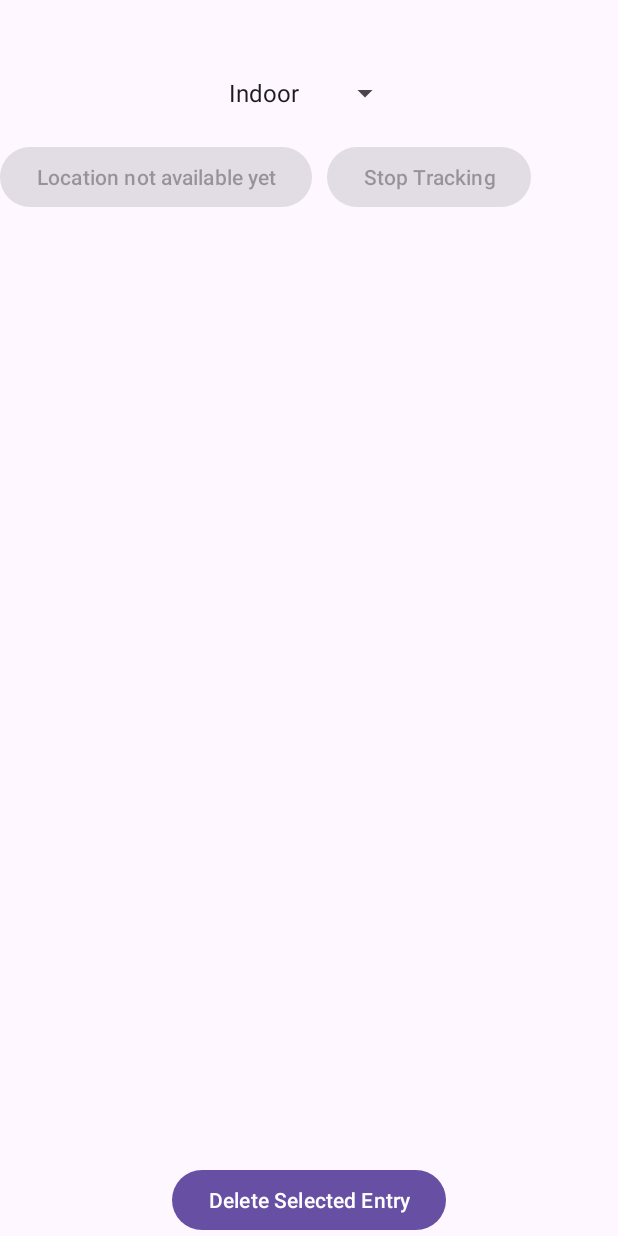
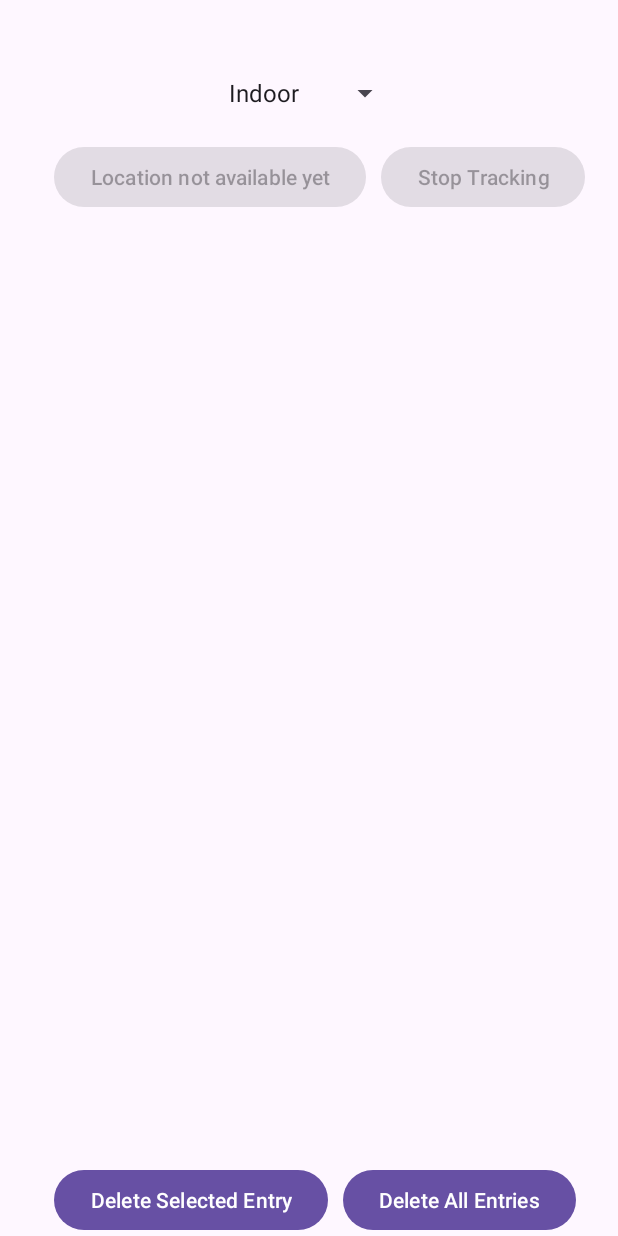
Before and after one commit to mtasd1/IOandroid, an Android app: the screen it shows after launch (MainActivity), on a phone screen of 412 x 824 dp. Run offline under Robolectric (Android 15) with nearby library versions, the phone set to English and light mode, and no system bars.

Commit message:
add btnDeleteAll and some breaks in GPSEntry

```diff
--- a/app/src/main/java/com/example/ioandroid/GpsEntry.kt
+++ b/app/src/main/java/com/example/ioandroid/GpsEntry.kt
@@ -6,7 +6,7 @@ data class GpsEntry(
     val label: String, val cellStrength: Int, val cellType: String, val timeStampNetwork: String, val hAccuracyNetwork: Float, val vAccuracyNetwork: Float, val bAccuracyNetwork: Float, val speedAccuracyNetwork: Float, val networkLocationType: Any, val timeStampGPS: String, val hAccuracyGPS: Float, val vAccuracyGPS: Float, val bAccuracyGPS: Float, val speedAccuracyGPS: Float, val nrSatellitesInView: Int, val nrSatellitesInFix: Any, val minCn0GPS: Any, val meanCn0GPS: Any, val maxCn0GPS: Any, val satellites: JSONObject, val nrBlDevices: Int, val minCn0Bl: Int, val meanCn0Bl: Float, val maxCn0Bl: Float, val bluetoothDevices: JSONObject, val nrWifiDevices: Int, val minCn0Wifi: Int, val meanCn0Wifi: Float, val maxCn0Wifi: Int, val wifiDevices: JSONObject
 ) {
     override fun toString(): String {
-        return "GpsEntry(label='$label', cellStrength=$cellStrength, cellType='$cellType', timeStampNetwork='$timeStampNetwork', hAccuracyNetwork=$hAccuracyNetwork, vAccuracyNetwork=$vAccuracyNetwork, bAccurracyNetwork=$bAccuracyNetwork, speedAccuracyNetwork=$speedAccuracyNetwork, networkLocationType='$networkLocationType', timeStampGPS='$timeStampGPS', hAccuracyGPS=$hAccuracyGPS, vAccuracyGPS=$vAccuracyGPS, bAccurracyGPS=$bAccuracyGPS, speedAccuracyGPS=$speedAccuracyGPS, nrSatellitesInView=$nrSatellitesInView, nrSatellitesInFix=$nrSatellitesInFix,  minCn0GPS=$minCn0GPS, meanCn0GPS=$meanCn0GPS, maxCn0GPS=$maxCn0GPS,\n satellites=$satellites, nrBlDevices=$nrBlDevices, minCn0Bl=$minCn0Bl, meanCn0Bl=$meanCn0Bl, maxCn0Bl=$maxCn0Bl,\n bluetoothDevices=$bluetoothDevices, nrWifiDevices=$nrWifiDevices, minCn0Wifi=$minCn0Wifi, meanCn0Wifi=$meanCn0Wifi, maxCn0Wifi=$maxCn0Wifi,\n wifiDevices='$wifiDevices')"
+        return "GpsEntry(label='$label', cellStrength=$cellStrength, cellType='$cellType', timeStampNetwork='$timeStampNetwork', hAccuracyNetwork=$hAccuracyNetwork, vAccuracyNetwork=$vAccuracyNetwork, bAccurracyNetwork=$bAccuracyNetwork, speedAccuracyNetwork=$speedAccuracyNetwork, networkLocationType='$networkLocationType', \n timeStampGPS='$timeStampGPS', hAccuracyGPS=$hAccuracyGPS, vAccuracyGPS=$vAccuracyGPS, bAccurracyGPS=$bAccuracyGPS, speedAccuracyGPS=$speedAccuracyGPS, nrSatellitesInView=$nrSatellitesInView, nrSatellitesInFix=$nrSatellitesInFix,  minCn0GPS=$minCn0GPS, meanCn0GPS=$meanCn0GPS, maxCn0GPS=$maxCn0GPS,\n satellites=$satellites,\n nrBlDevices=$nrBlDevices, minCn0Bl=$minCn0Bl, meanCn0Bl=$meanCn0Bl, maxCn0Bl=$maxCn0Bl,\n bluetoothDevices=$bluetoothDevices, nrWifiDevices=$nrWifiDevices, minCn0Wifi=$minCn0Wifi, meanCn0Wifi=$meanCn0Wifi, maxCn0Wifi=$maxCn0Wifi,\n wifiDevices='$wifiDevices')"
     }
 
     fun toCSV(): String {
--- a/app/src/main/res/layout/activity_main.xml
+++ b/app/src/main/res/layout/activity_main.xml
@@ -21,10 +21,11 @@
         android:id="@+id/btnTrack"
         android:layout_width="wrap_content"
         android:layout_height="wrap_content"
-        app:layout_constraintTop_toBottomOf="@+id/spinnerLocation"
+        android:layout_marginStart="36dp"
+        android:layout_marginTop="20dp"
+        android:text="Location not available yet"
         app:layout_constraintStart_toStartOf="parent"
-        android:layout_marginTop="20dp"
-        android:text="Location not available yet" />
+        app:layout_constraintTop_toBottomOf="@+id/spinnerLocation" />
 
     <Button
         android:id="@+id/btnStopTrack"
@@ -57,9 +58,19 @@
         android:id="@+id/btnDelete"
         android:layout_width="wrap_content"
         android:layout_height="wrap_content"
+        android:text="Delete Selected Entry"
         app:layout_constraintBottom_toBottomOf="parent"
-        app:layout_constraintStart_toStartOf="parent"
         app:layout_constraintEnd_toEndOf="parent"
-        android:text="Delete Selected Entry" />
+        app:layout_constraintHorizontal_bias="0.157"
+        app:layout_constraintStart_toStartOf="parent" />
+
+    <Button
+        android:id="@+id/btnDeleteAll"
+        android:layout_width="wrap_content"
+        android:layout_height="wrap_content"
+        app:layout_constraintTop_toTopOf="@+id/btnDelete"
+        app:layout_constraintStart_toEndOf="@+id/btnDelete"
+        android:layout_marginStart="10dp"
+        android:text="Delete All Entries" />
 
 </androidx.constraintlayout.widget.ConstraintLayout>
```
Also changed, not shown: app/src/main/java/com/example/ioandroid/MainActivity.kt (+15 -2 lines).
